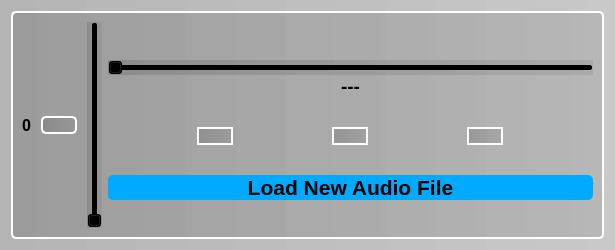
Above: UIFiles/audioControllerWidget.ui from IvanW5X/audio-prod before the change. Below: the same form after it.
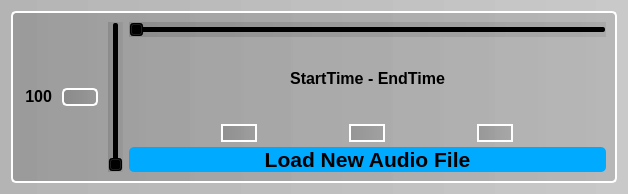
That is the form after the change. Icons and pictures are not drawn.

Commit message: Add functionality for sliders and buttons in AudioController class

The edit to the form file:
```diff
--- a/UIFiles/audioControllerWidget.ui
+++ b/UIFiles/audioControllerWidget.ui
@@ -6,8 +6,8 @@
    <rect>
     <x>0</x>
     <y>0</y>
-    <width>615</width>
-    <height>250</height>
+    <width>628</width>
+    <height>192</height>
    </rect>
   </property>
   <property name="sizePolicy">
@@ -51,6 +51,18 @@
         </property>
         <item>
          <widget class="QLabel" name="volume">
+          <property name="sizePolicy">
+           <sizepolicy hsizetype="Minimum" vsizetype="Maximum">
+            <horstretch>0</horstretch>
+            <verstretch>0</verstretch>
+           </sizepolicy>
+          </property>
+          <property name="minimumSize">
+           <size>
+            <width>30</width>
+            <height>0</height>
+           </size>
+          </property>
           <property name="font">
            <font>
             <pointsize>12</pointsize>
@@ -64,7 +76,10 @@
            <enum>QFrame::Shadow::Plain</enum>
           </property>
           <property name="text">
-           <string>0</string>
+           <string>100</string>
+          </property>
+          <property name="alignment">
+           <set>Qt::AlignmentFlag::AlignRight|Qt::AlignmentFlag::AlignTrailing|Qt::AlignmentFlag::AlignVCenter</set>
           </property>
          </widget>
         </item>
@@ -95,6 +110,18 @@
         </item>
         <item>
          <widget class="QSlider" name="volumeSlider">
+          <property name="sizePolicy">
+           <sizepolicy hsizetype="Fixed" vsizetype="Maximum">
+            <horstretch>0</horstretch>
+            <verstretch>0</verstretch>
+           </sizepolicy>
+          </property>
+          <property name="minimumSize">
+           <size>
+            <width>0</width>
+            <height>150</height>
+           </size>
+          </property>
           <property name="cursor">
            <cursorShape>PointingHandCursor</cursorShape>
           </property>
@@ -114,29 +141,13 @@
       <item>
        <layout class="QVBoxLayout" name="verticalLayout_3">
         <property name="spacing">
-         <number>2</number>
+         <number>5</number>
         </property>
         <item>
          <layout class="QVBoxLayout" name="durationLayout">
           <property name="spacing">
            <number>0</number>
           </property>
-          <item>
-           <spacer name="verticalSpacer">
-            <property name="orientation">
-             <enum>Qt::Orientation::Vertical</enum>
-            </property>
-            <property name="sizeType">
-             <enum>QSizePolicy::Policy::Maximum</enum>
-            </property>
-            <property name="sizeHint" stdset="0">
-             <size>
-              <width>20</width>
-              <height>50</height>
-             </size>
-            </property>
-           </spacer>
-          </item>
           <item>
            <widget class="QSlider" name="durationSlider">
             <property name="cursor">
@@ -148,50 +159,99 @@
            </widget>
           </item>
           <item>
-           <widget class="QLabel" name="durationLabel">
-            <property name="font">
-             <font>
-              <pointsize>14</pointsize>
-              <bold>true</bold>
-             </font>
+           <layout class="QHBoxLayout" name="horizontalLayout_2">
+            <property name="spacing">
+             <number>0</number>
             </property>
-            <property name="styleSheet">
-             <string notr="true">#durationLabel {
-	background: transparent;
-}</string>
+            <property name="topMargin">
+             <number>0</number>
             </property>
-            <property name="text">
-             <string>---</string>
-            </property>
-            <property name="alignment">
-             <set>Qt::AlignmentFlag::AlignCenter</set>
-            </property>
-           </widget>
+            <item>
+             <spacer name="horizontalSpacer">
+              <property name="orientation">
+               <enum>Qt::Orientation::Horizontal</enum>
+              </property>
+              <property name="sizeHint" stdset="0">
+               <size>
+                <width>40</width>
+                <height>20</height>
+               </size>
+              </property>
+             </spacer>
+            </item>
+            <item>
+             <widget class="QLabel" name="currentTimeLabel">
+              <property name="sizePolicy">
+               <sizepolicy hsizetype="Maximum" vsizetype="Preferred">
+                <horstretch>0</horstretch>
+                <verstretch>0</verstretch>
+               </sizepolicy>
+              </property>
+              <property name="font">
+               <font>
+                <pointsize>12</pointsize>
+                <bold>true</bold>
+               </font>
+              </property>
+              <property name="styleSheet">
+               <string notr="true">background: transparent;</string>
+              </property>
+              <property name="text">
+               <string>StartTime </string>
+              </property>
+              <property name="alignment">
+               <set>Qt::AlignmentFlag::AlignRight|Qt::AlignmentFlag::AlignTrailing|Qt::AlignmentFlag::AlignVCenter</set>
+              </property>
+             </widget>
+            </item>
+            <item>
+             <widget class="QLabel" name="endTimeLabel">
+              <property name="sizePolicy">
+               <sizepolicy hsizetype="Maximum" vsizetype="Preferred">
+                <horstretch>0</horstretch>
+                <verstretch>0</verstretch>
+               </sizepolicy>
+              </property>
+              <property name="font">
+               <font>
+                <pointsize>12</pointsize>
+                <bold>true</bold>
+               </font>
+              </property>
+              <property name="styleSheet">
+               <string notr="true">background: transparent;</string>
+              </property>
+              <property name="text">
+               <string>- EndTime</string>
+              </property>
+             </widget>
+            </item>
+            <item>
+             <spacer name="horizontalSpacer_2">
+              <property name="orientation">
+               <enum>Qt::Orientation::Horizontal</enum>
+              </property>
+              <property name="sizeHint" stdset="0">
+               <size>
+                <width>40</width>
+                <height>20</height>
+               </size>
+              </property>
+             </spacer>
+            </item>
+           </layout>
           </item>
          </layout>
         </item>
-        <item>
-         <spacer name="verticalSpacer_2">
-          <property name="orientation">
-           <enum>Qt::Orientation::Vertical</enum>
-          </property>
-          <property name="sizeHint" stdset="0">
-           <size>
-            <width>20</width>
-            <height>40</height>
-           </size>
-          </property>
-         </spacer>
-        </item>
         <item>
          <layout class="QHBoxLayout" name="mediaButtonLayout">
           <property name="spacing">
-           <number>10</number>
+           <number>0</number>
           </property>
           <item>
            <widget class="QPushButton" name="skipBackButton">
             <property name="sizePolicy">
-             <sizepolicy hsizetype="Fixed" vsizetype="Fixed">
+             <sizepolicy hsizetype="Maximum" vsizetype="Maximum">
               <horstretch>0</horstretch>
               <verstretch>0</verstretch>
              </sizepolicy>
@@ -213,8 +273,8 @@
             </property>
             <property name="iconSize">
              <size>
-              <width>35</width>
-              <height>35</height>
+              <width>30</width>
+              <height>30</height>
              </size>
             </property>
            </widget>
@@ -222,7 +282,7 @@
           <item>
            <widget class="QPushButton" name="playPauseButton">
             <property name="sizePolicy">
-             <sizepolicy hsizetype="Fixed" vsizetype="Fixed">
+             <sizepolicy hsizetype="Maximum" vsizetype="Maximum">
               <horstretch>0</horstretch>
               <verstretch>0</verstretch>
              </sizepolicy>
@@ -244,8 +304,8 @@
             </property>
             <property name="iconSize">
              <size>
-              <width>35</width>
-              <height>35</height>
+              <width>30</width>
+              <height>30</height>
              </size>
             </property>
            </widget>
@@ -253,7 +313,7 @@
           <item>
            <widget class="QPushButton" name="skipButton">
             <property name="sizePolicy">
-             <sizepolicy hsizetype="Fixed" vsizetype="Fixed">
+             <sizepolicy hsizetype="Maximum" vsizetype="Maximum">
               <horstretch>0</horstretch>
               <verstretch>0</verstretch>
              </sizepolicy>
@@ -275,27 +335,14 @@
             </property>
             <property name="iconSize">
              <size>
-              <width>35</width>
-              <height>35</height>
+              <width>30</width>
+              <height>30</height>
              </size>
             </property>
            </widget>
           </item>
          </layout>
         </item>
-        <item>
-         <spacer name="verticalSpacer_3">
-          <property name="orientation">
-           <enum>Qt::Orientation::Vertical</enum>
-          </property>
-          <property name="sizeHint" stdset="0">
-           <size>
-            <width>20</width>
-            <height>40</height>
-           </size>
-          </property>
-         </spacer>
-        </item>
         <item>
          <widget class="QPushButton" name="loadNewAudioFileButton">
           <property name="font">
@@ -318,19 +365,6 @@
           </property>
          </widget>
         </item>
-        <item>
-         <spacer name="verticalSpacer_4">
-          <property name="orientation">
-           <enum>Qt::Orientation::Vertical</enum>
-          </property>
-          <property name="sizeHint" stdset="0">
-           <size>
-            <width>20</width>
-            <height>40</height>
-           </size>
-          </property>
-         </spacer>
-        </item>
        </layout>
       </item>
      </layout>
```
Left out of the diff: 2 changed lines with no effect on the pictures. The commit also changes 8 other files.
